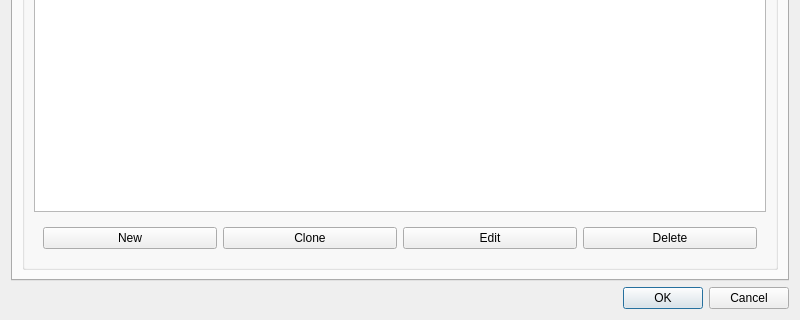
First picture: the form in include/ui/setting/dialog_manage_routes.ui, repository shengmo0210/nekoray, before the edit; both pictures show x 0 to 800 and y 280 to 600 of the 800 by 600 pixel window.
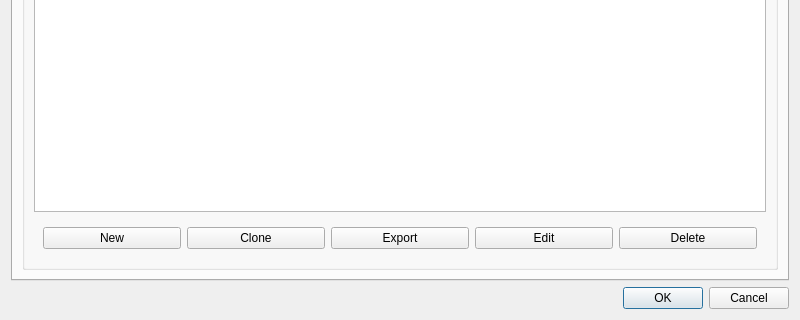
Second picture: the form after the edit. The open tabs and pages were chosen to show the change.

Commit message: fix route select issue && add route export

The edit to the form file:
```diff
--- a/include/ui/setting/dialog_manage_routes.ui
+++ b/include/ui/setting/dialog_manage_routes.ui
@@ -545,6 +545,13 @@
                </property>
               </widget>
              </item>
+             <item>
+              <widget class="QPushButton" name="export_route">
+               <property name="text">
+                <string>Export</string>
+               </property>
+              </widget>
+             </item>
              <item>
               <widget class="QPushButton" name="edit_route">
                <property name="text">
```
The commit also changes 3 other files.
